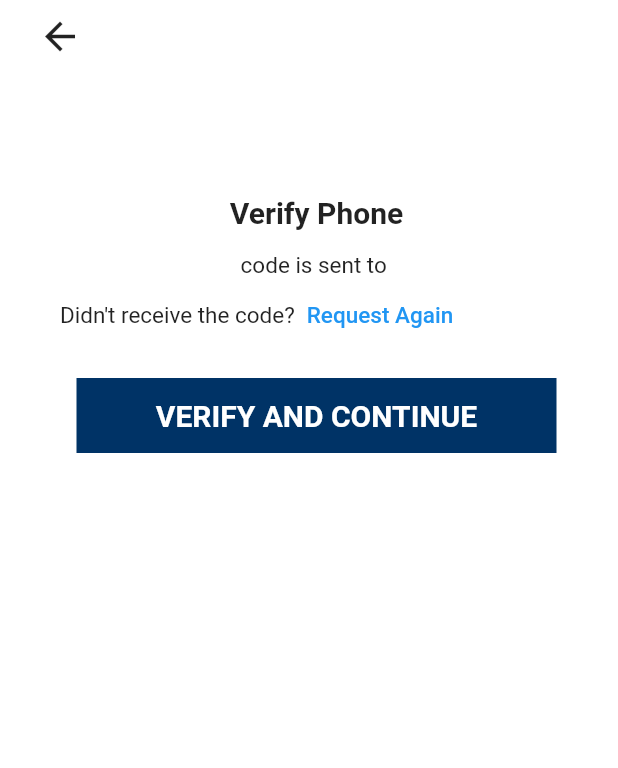
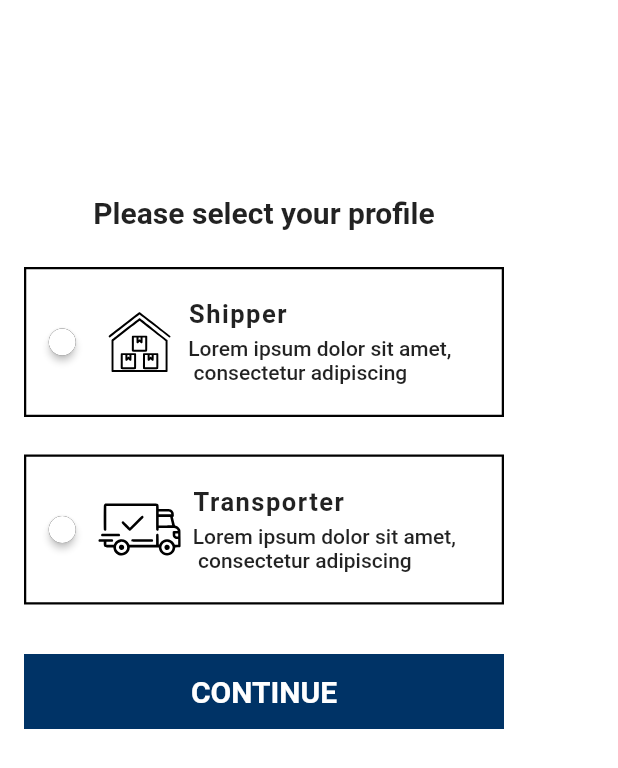
Before and after one commit to arjunganesh123/intern_design, a Flutter app: the OtpGeneratePage screen opened directly with empty values, after a tap on "VERIFY AND CONTINUE", on a phone screen of 412 x 824 dp. Shown: the top 768 px of the screen. Run offline on Flutter 3.47's test engine with Material 2 defaults, Android fonts, the phone set to English and light mode, and no system bars; our stand-ins replace flutter_svg.

Commit message:
user otp page UI design

```diff
--- a/lib/otpgeneratepage.dart
+++ b/lib/otpgeneratepage.dart
@@ -1,5 +1,6 @@
 import 'package:flutter/cupertino.dart';
 import 'package:flutter/material.dart';
+import 'package:intern_design/workingpage.dart';
 
 class OtpGeneratePage extends StatefulWidget {
   static const String id="OtpGeneratePage";
@@ -11,6 +12,7 @@ class OtpGeneratePage extends StatefulWidget {
 }
 
 class _OtpGeneratePageState extends State<OtpGeneratePage> {
+  List otp=[2,3,4,6];
   late String phno;
   @override
   void initState() {
@@ -29,9 +31,27 @@ class _OtpGeneratePageState extends State<OtpGeneratePage> {
         child: Column(
           children: [
             const Text("Verify Phone",style: TextStyle(fontSize: 20,fontWeight: FontWeight.bold,),),
-            const SizedBox(height: 15,),
+            const SizedBox(height: 5.0,),
             Text("code is sent to $phno",style: const TextStyle(fontSize: 15),),
-
+            const SizedBox(height: 10,),
+            Container(
+              color: Colors.white,
+              height: 50,
+              width: 230,
+              child: ListView.builder(
+                  scrollDirection: Axis.horizontal,
+                  itemCount: 4,
+                  itemBuilder: (context,index){
+                    return Padding(
+                      padding: const EdgeInsets.only(top: 5.0,bottom: 5.0,right: 20.0),
+                      child: Container(
+                          height: 50,width: 40,color: Colors.lightBlueAccent,
+                          child: Center(child: Text(otp[index].toString()))
+                      ),
+                    );
+                  }
+              )
+            ),
             Padding(
               padding: const EdgeInsets.only(left: 30),
               child: Row(
@@ -45,11 +65,11 @@ class _OtpGeneratePageState extends State<OtpGeneratePage> {
                 ],
               ),
             ),
-
             const SizedBox(height: 10,),
             TextButton(
                 onPressed: () {
                   print(phno);
+                  Navigator.pushNamed(context, WorkingPage.id);
                 },
                 child: Container(height: 50,width: 320,color: const Color.fromRGBO(0, 51, 102, 1),child: const Center(child: Text("VERIFY AND CONTINUE",style: TextStyle(color: Colors.white,fontSize: 20,fontWeight: FontWeight.bold),)),)),
           ],
--- a/lib/userauthpage.dart
+++ b/lib/userauthpage.dart
@@ -74,7 +74,6 @@ class _UserAuthPageState extends State<UserAuthPage> {
                     );
                   }
                   else{
-                    print(_mobctrl.text);
                     Navigator.push(context, MaterialPageRoute(builder: (context)=> OtpGeneratePage(phno:_mobctrl.text)));
                   }
              },
--- /dev/null
+++ b/lib/workingpage.dart
@@ -0,0 +1,130 @@
+import 'package:flutter/cupertino.dart';
+import 'package:flutter/material.dart';
+import 'package:flutter_svg/flutter_svg.dart';
+import 'package:intern_design/finishpage.dart';
+
+class WorkingPage extends StatefulWidget {
+  const WorkingPage({Key? key}) : super(key: key);
+  static const String id='WorkingPage';
+  @override
+  _WorkingPageState createState() => _WorkingPageState();
+}
+
+class _WorkingPageState extends State<WorkingPage> {
+  int x=0xFFFFFFFF;
+  int y=0xFFFFFFFF;
+  @override
+  Widget build(BuildContext context) {
+    return Scaffold(
+      backgroundColor: Colors.white,
+      body: Padding(
+        padding: const EdgeInsets.only(top: 130),
+        child: Column(
+          children: [
+            const Text("Please select your profile",style: TextStyle(fontSize: 20,fontWeight: FontWeight.bold,),),
+            const SizedBox(height: 25.0,),
+            MaterialButton(
+              onPressed: (){
+                setState(() {
+                  x=0xFF191970;
+                  y=0xFFFFFFFF;
+                });
+              },
+              child: Container(
+                height: 100,
+                width: 320,
+                decoration: BoxDecoration(
+                  border: Border.all(color: Colors.black,width: 1.5),
+                  color: Colors.white,
+                ),
+                child: Row(
+                  mainAxisAlignment: MainAxisAlignment.start,
+                  children: [
+                    ElevatedButton(
+                      onPressed: (){
+                        x=0xFF191970;
+                        y=0xFFFFFFFF;
+                      },
+                        style: ElevatedButton.styleFrom(
+                          minimumSize: Size.zero,
+                            padding: EdgeInsets.zero,
+                            primary: Colors.white,
+                            shape: const CircleBorder(
+                            side: BorderSide(color: Colors.black),
+                          ),
+                        ),
+                        child:CircleAvatar(radius: 9.0,backgroundColor: Color(x),),),
+                    SvgPicture.asset("assets/warehouse.svg",width: 55,height: 55,),
+                    const SizedBox(width: 5.0,),
+                    Column(
+                      crossAxisAlignment: CrossAxisAlignment.start,
+                      mainAxisAlignment: MainAxisAlignment.center,
+                      children: const [
+                        Text('Shipper',style: TextStyle(fontWeight: FontWeight.bold,fontSize: 17,letterSpacing: 1.0),),
+                        SizedBox(height: 5.0,),
+                        Text('Lorem ipsum dolor sit amet,\n consectetur adipiscing'),
+                      ],
+                    ),
+                  ],
+                ),
+              ),
+            ),
+            const SizedBox(height: 25.0,),
+            MaterialButton(
+              onPressed: (){
+                setState(() {
+                  y=0xFF191970;
+                  x=0xFFFFFFFF;
+                });
+              },
+              child: Container(
+                height: 100,
+                width: 320,
+                decoration: BoxDecoration(
+                  border: Border.all(color: Colors.black,width: 1.5),
+                  color: Colors.white,
+                ),
+                child: Row(
+                  mainAxisAlignment: MainAxisAlignment.start,
+                  children: [
+                    ElevatedButton(
+                        onPressed: (){
+                          y=0xFF191970;
+                          x=0xFFFFFFFF;
+                        },
+                        style: ElevatedButton.styleFrom(
+                          minimumSize: Size.zero,
+                          padding: EdgeInsets.zero,
+                          primary: Colors.white,
+                          shape: const CircleBorder(
+                            side: BorderSide(color: Colors.black),
+                          ),
+                        ),
+                        child:CircleAvatar(radius: 9.0,backgroundColor: Color(y),)),
+                    SvgPicture.asset("assets/shipped.svg",width: 55,height: 55,),
+                    const SizedBox(width: 8.0,),
+                    Column(
+                      crossAxisAlignment: CrossAxisAlignment.start,
+                      mainAxisAlignment: MainAxisAlignment.center,
+                      children: const [
+                        Text('Transporter',style: TextStyle(fontWeight: FontWeight.bold,fontSize: 17,letterSpacing: 1.0),),
+                        SizedBox(height: 5.0,),
+                        Text('Lorem ipsum dolor sit amet,\n consectetur adipiscing'),
+                      ],
+                    ),
+                  ],
+                ),
+              ),
+            ),
+            const SizedBox(height: 25.0,),
+            TextButton(
+                onPressed: () {
+                     Navigator.pushNamed(context, FinishPage.id);
+                },
+                child: Container(height: 50,width: 320,color: const Color.fromRGBO(0, 51, 102, 1),child: const Center(child: Text("CONTINUE",style: TextStyle(color: Colors.white,fontSize: 20,fontWeight: FontWeight.bold),)),)),
+          ],
+        ),
+      ),
+    );
+  }
+}
```
Also changed, not shown: lib/finishpage.dart (added, +80 -0 lines), lib/main.dart (+11 -3 lines), assets/shipped.svg (added), assets/warehouse.svg (added).
